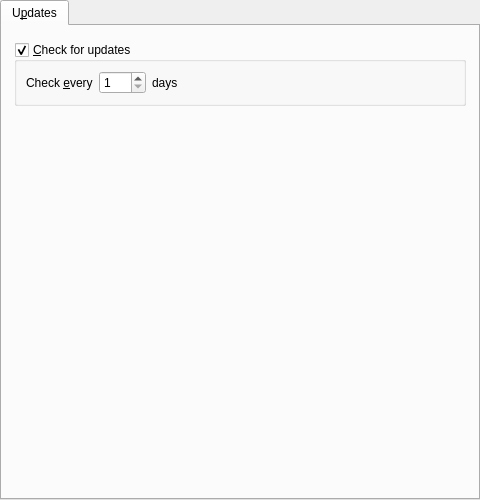
This is src/gui/pref/updates.ui in wilbert2000/wzplayer as Qt 5 draws it before an edit. The edited form follows.
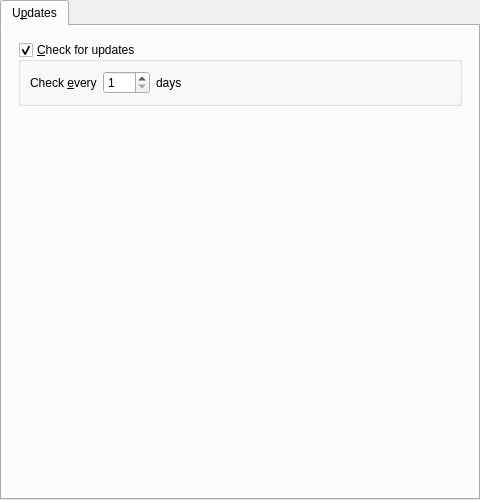
This is the edited form.

Diff of the .ui file:
```diff
--- a/src/gui/pref/updates.ui
+++ b/src/gui/pref/updates.ui
@@ -25,16 +25,16 @@
       </attribute>
       <layout class="QVBoxLayout" name="verticalLayout">
        <property name="leftMargin">
-        <number>12</number>
+        <number>16</number>
        </property>
        <property name="topMargin">
         <number>16</number>
        </property>
        <property name="rightMargin">
-        <number>12</number>
+        <number>16</number>
        </property>
        <property name="bottomMargin">
-        <number>12</number>
+        <number>16</number>
        </property>
        <item>
         <widget class="QGroupBox" name="update_group">
```
Left out of the diff: 11 changed lines with no effect on the pictures.
